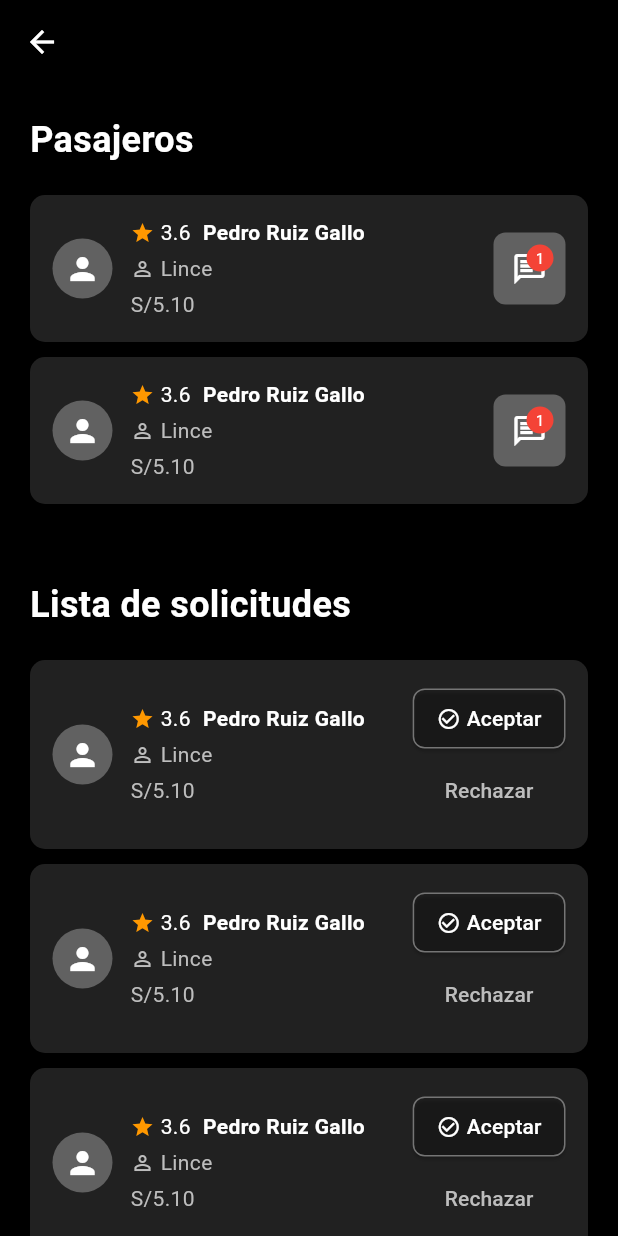
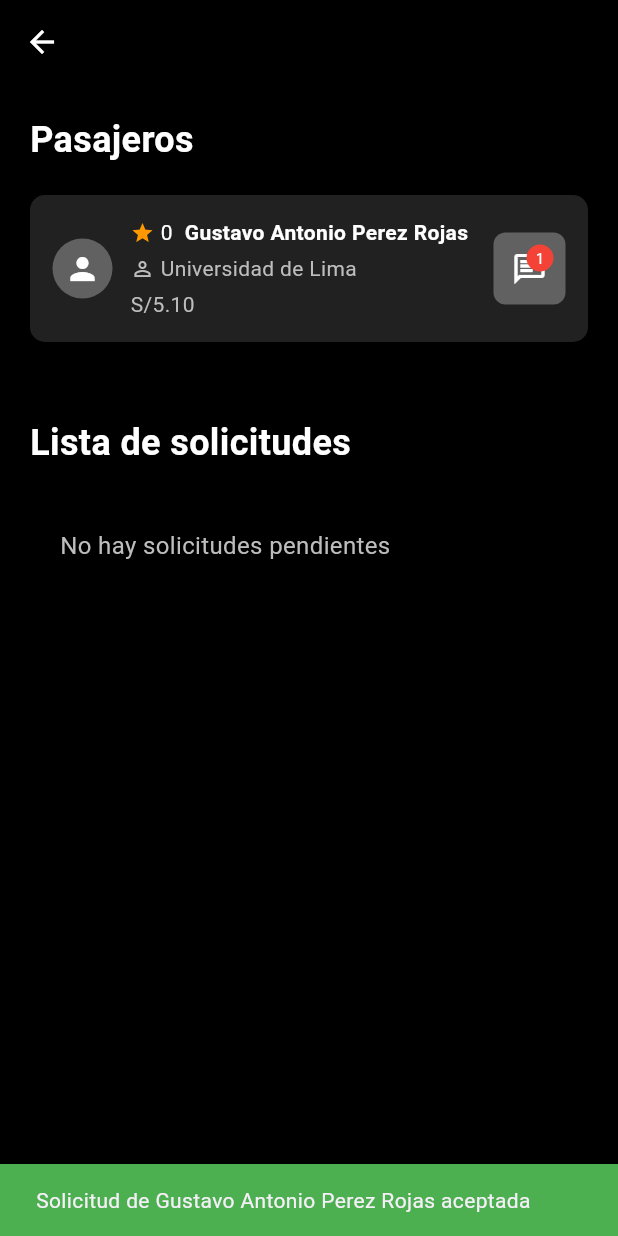
Before and after one commit to CampusMov/uniride_driver, a Flutter app: the RequestPassengersPage screen opened directly, after a tap on "Aceptar", on a phone screen of 412 x 824 dp. Run offline on Flutter 3.47's test engine with Material 3 defaults, Android fonts, the phone set to English and light mode, and no system bars; our stand-ins replace equatable, firebase_core, firebase_storage, flutter_bloc, get_it, google_maps_flutter and 3 more; missing offline and left inert: flutter_polyline_points, flutter_sliding_up_panel; accounts and stored records are empty.

Commit message:
chore: passenger request page updated

```diff
--- a/lib/features/home/presentation/pages/request_passengers_page.dart
+++ b/lib/features/home/presentation/pages/request_passengers_page.dart
@@ -1,7 +1,77 @@
 import 'package:flutter/material.dart';
 
-class RequestPassengersPage extends StatelessWidget {
+// Clase simple para representar un pasajero/solicitud
+class PassengerRequest {
+  final String id;
+  final String name;
+  final String rating;
+  final String location;
+  final String price;
+
+  PassengerRequest({
+    required this.id,
+    required this.name,
+    required this.rating,
+    required this.location,
+    required this.price,
+  });
+}
+
+class RequestPassengersPage extends StatefulWidget {
   const RequestPassengersPage({super.key});
+
+  @override
+  State<RequestPassengersPage> createState() => _RequestPassengersPageState();
+}
+
+class _RequestPassengersPageState extends State<RequestPassengersPage> {
+  // Lista de pasajeros ya aceptados
+  List<PassengerRequest> acceptedPassengers = [
+  ];
+
+  // Lista de solicitudes pendientes
+  List<PassengerRequest> pendingRequests = [
+    PassengerRequest(
+      id: '3',
+      name: 'Gustavo Antonio Perez Rojas',
+      rating: '0',
+      location: 'Universidad de Lima',
+      price: 'S/5.10',
+    ),
+  ];
+
+  // Función para aceptar una solicitud
+  void _acceptRequest(PassengerRequest request) {
+    setState(() {
+      pendingRequests.removeWhere((p) => p.id == request.id);
+      acceptedPassengers.add(request);
+    });
+
+    // Mostrar mensaje de confirmación
+    ScaffoldMessenger.of(context).showSnackBar(
+      SnackBar(
+        content: Text('Solicitud de ${request.name} aceptada'),
+        backgroundColor: Colors.green,
+        duration: Duration(seconds: 2),
+      ),
+    );
+  }
+
+  // Función para rechazar una solicitud
+  void _rejectRequest(PassengerRequest request) {
+    setState(() {
+      pendingRequests.removeWhere((p) => p.id == request.id);
+    });
+
+    // Mostrar mensaje de confirmación
+    ScaffoldMessenger.of(context).showSnackBar(
+      SnackBar(
+        content: Text('Solicitud de ${request.name} rechazada'),
+        backgroundColor: Colors.red,
+        duration: Duration(seconds: 2),
+      ),
+    );
+  }
 
   @override
   Widget build(BuildContext context) {
@@ -31,9 +101,22 @@ class RequestPassengersPage extends StatelessWidget {
             ),
             SizedBox(height: 20),
 
-            // Pasajeros
-            _buildSimpleCard('Pedro Ruiz Gallo', '3.6', 'Lince', 'S/5.10', true),
-            _buildSimpleCard('Pedro Ruiz Gallo', '3.6', 'Lince', 'S/5.10', true),
+            // Lista de pasajeros aceptados
+            if (acceptedPassengers.isEmpty)
+              Container(
+                padding: EdgeInsets.all(20),
+                child: Text(
+                  'No hay pasajeros aceptados aún',
+                  style: TextStyle(
+                    color: Colors.grey[400],
+                    fontSize: 16,
+                  ),
+                ),
+              )
+            else
+              ...acceptedPassengers.map((passenger) =>
+                  _buildPassengerCard(passenger, true)
+              ).toList(),
 
             SizedBox(height: 40),
 
@@ -48,19 +131,29 @@ class RequestPassengersPage extends StatelessWidget {
             ),
             SizedBox(height: 20),
 
-            // Solicitudes
-            _buildSimpleCard('Pedro Ruiz Gallo', '3.6', 'Lince', 'S/5.10', false),
-            _buildSimpleCard('Pedro Ruiz Gallo', '3.6', 'Lince', 'S/5.10', false),
-            _buildSimpleCard('Pedro Ruiz Gallo', '3.6', 'Lince', 'S/5.10', false),
-            _buildSimpleCard('Pedro Ruiz Gallo', '3.6', 'Lince', 'S/5.10', false),
-            _buildSimpleCard('Pedro Ruiz Gallo', '3.6', 'Lince', 'S/5.10', false),
+            // Lista de solicitudes pendientes
+            if (pendingRequests.isEmpty)
+              Container(
+                padding: EdgeInsets.all(20),
+                child: Text(
+                  'No hay solicitudes pendientes',
+                  style: TextStyle(
+                    color: Colors.grey[400],
+                    fontSize: 16,
+                  ),
+                ),
+              )
+            else
+              ...pendingRequests.map((request) =>
+                  _buildPassengerCard(request, false)
+              ).toList(),
           ],
         ),
       ),
     );
   }
 
-  Widget _buildSimpleCard(String name, String rating, String location, String price, bool hasChat) {
+  Widget _buildPassengerCard(PassengerRequest passenger, bool isAccepted) {
     return Container(
       margin: EdgeInsets.only(bottom: 10),
       padding: EdgeInsets.all(15),
@@ -87,11 +180,11 @@ class RequestPassengersPage extends StatelessWidget {
                   children: [
                     Icon(Icons.star, color: Colors.orange, size: 16),
                     SizedBox(width: 4),
-                    Text(rating, style: TextStyle(color: Colors.white)),
+                    Text(passenger.rating, style: TextStyle(color: Colors.white)),
                     SizedBox(width: 8),
                     Expanded(
                       child: Text(
-                        name,
+                        passenger.name,
                         style: TextStyle(color: Colors.white, fontWeight: FontWeight.bold),
                         overflow: TextOverflow.ellipsis,
                       ),
@@ -103,17 +196,17 @@ class RequestPassengersPage extends StatelessWidget {
                   children: [
                     Icon(Icons.person_outline, color: Colors.grey[400], size: 16),
                     SizedBox(width: 4),
-                    Text(location, style: TextStyle(color: Colors.grey[400])),
+                    Text(passenger.location, style: TextStyle(color: Colors.grey[400])),
                   ],
                 ),
                 SizedBox(height: 4),
-                Text(price, style: TextStyle(color: Colors.grey[400])),
+                Text(passenger.price, style: TextStyle(color: Colors.grey[400])),
               ],
             ),
           ),
 
           // Botón derecho
-          if (hasChat)
+          if (isAccepted)
             Container(
               decoration: BoxDecoration(
                 color: Colors.grey[700],
@@ -123,7 +216,12 @@ class RequestPassengersPage extends StatelessWidget {
                 children: [
                   IconButton(
                     icon: Icon(Icons.chat_outlined, color: Colors.white),
-                    onPressed: () {},
+                    onPressed: () {
+                      // Aquí podrías abrir el chat
+                      ScaffoldMessenger.of(context).showSnackBar(
+                        SnackBar(content: Text('Abrir chat con ${passenger.name}')),
+                      );
+                    },
                   ),
                   Positioned(
                     right: 8,
@@ -159,7 +257,7 @@ class RequestPassengersPage extends StatelessWidget {
                           borderRadius: BorderRadius.circular(8),
                         ),
                       ),
-                      onPressed: () {},
+                      onPressed: () => _acceptRequest(passenger),
                       child: Row(
                         mainAxisSize: MainAxisSize.min,
                         children: [
@@ -170,7 +268,7 @@ class RequestPassengersPage extends StatelessWidget {
                       ),
                     ),
                     TextButton(
-                      onPressed: () {},
+                      onPressed: () => _rejectRequest(passenger),
                       child: Text('Rechazar', style: TextStyle(color: Colors.grey[400])),
                     ),
                   ],
```
